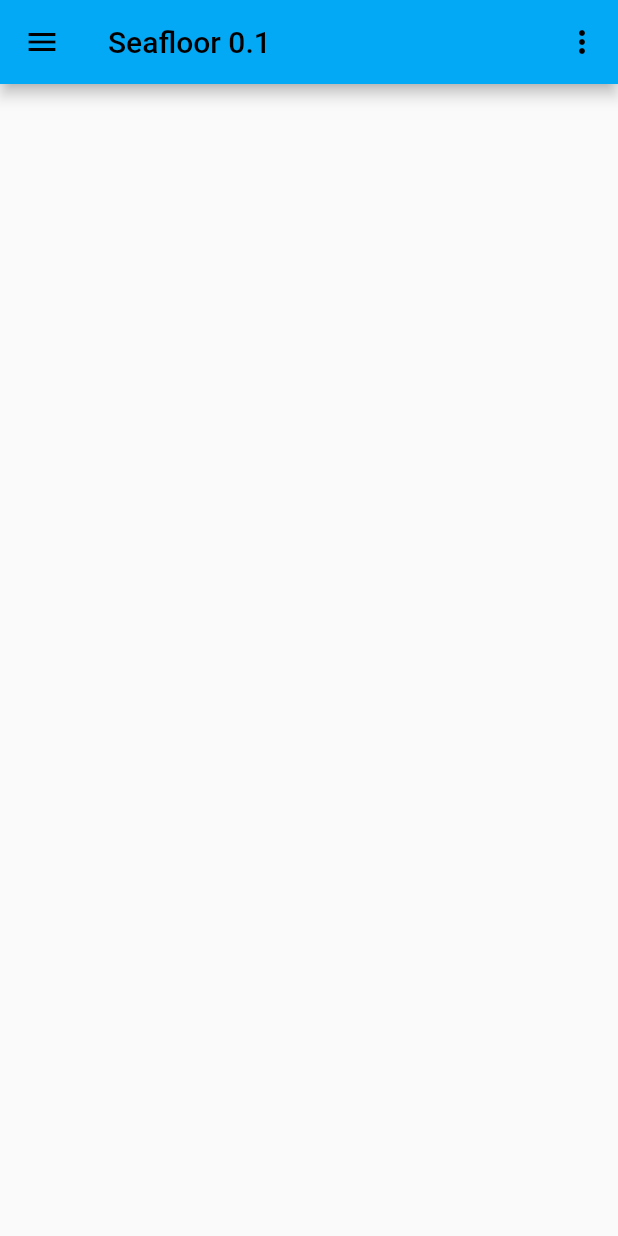
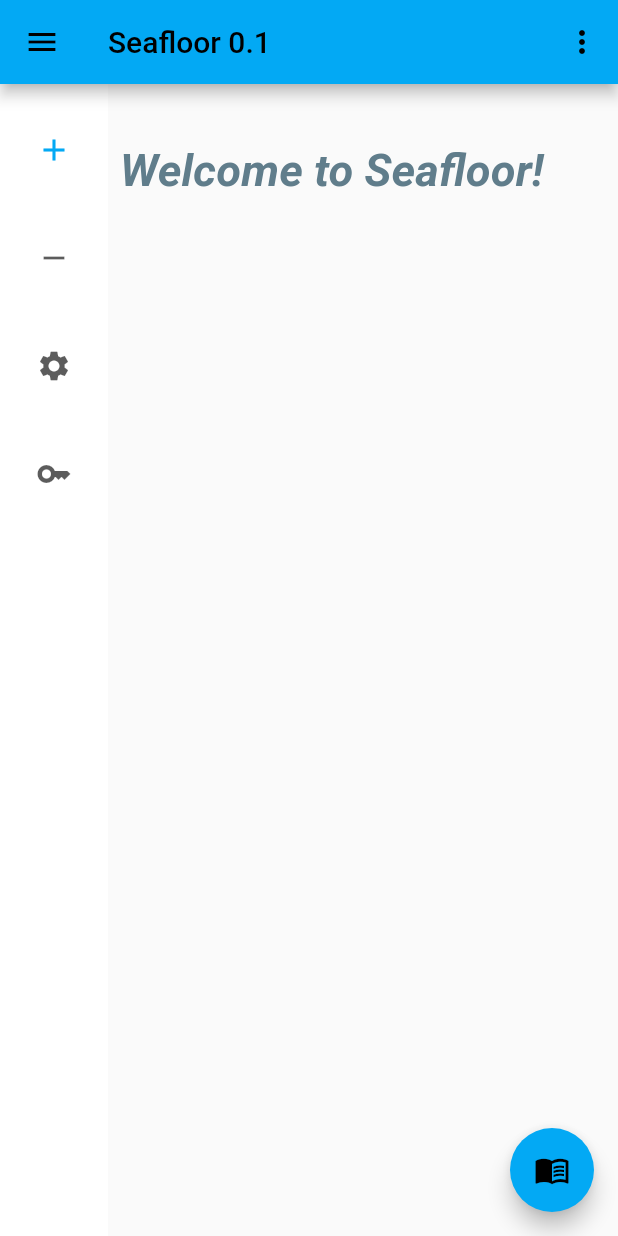
Before and after one commit to rainyday21/Seafloor, a Flutter app: the screen it shows after launch, on a phone screen of 412 x 824 dp. Run offline on Flutter 3.47's test engine with Material 2 defaults, Android fonts, the light colour scheme and no system bars.

Commit message:
added new files and set up basic pages

```diff
--- a/lib/main.dart
+++ b/lib/main.dart
@@ -1,13 +1,23 @@
 import 'package:flutter/material.dart';
 import 'package:seafloor/pages/home.dart';
+import 'package:seafloor/pages/login.dart';
+import 'package:seafloor/pages/sysInfo.dart';
+import 'package:seafloor/pages/terminal.dart';
 
-void main() => runApp(Seafloor());
+void main() => runApp(const Seafloor());
 
 class Seafloor extends StatefulWidget {
-  _SeaState createState() => _SeaState();
+  const Seafloor({super.key});
+
+  @override
+  _SeafloorApp createState() => _SeafloorApp();
 }
 
-class _SeaState extends State<Seafloor> {
+class _SeafloorApp extends State<Seafloor> {
+  //info to be changed
+
+  var selectedIndex = 0;
+
   @override
   Widget build(BuildContext context) {
     return MaterialApp(
@@ -16,7 +26,91 @@ class _SeaState extends State<Seafloor> {
       theme: ThemeData(
         primarySwatch: Colors.lightBlue,
       ),
-      home: Home(),
+      home: const currentPage(),
     );
   }
 }
+
+class currentPage extends StatefulWidget {
+  const currentPage({super.key});
+
+  @override
+  _currPage createState() => _currPage();
+}
+
+class _currPage extends State<currentPage> {
+  var selectedIndex = 0;
+  @override
+  Widget build(BuildContext context) {
+    Widget page = const Home();
+    switch (selectedIndex) {
+      case 0:
+        page = const Home();
+        break;
+      case 1:
+        page = const terminalMain(); //Terminal goes here
+        break;
+      case 2:
+        page = SystemInfo();
+        break;
+      case 3:
+        page = LoginPage();
+      default:
+        throw UnimplementedError('no Widget for $selectedIndex');
+    }
+    return LayoutBuilder(
+      builder: (context, constraints) {
+        return Scaffold(
+          appBar: AppBar(
+            leading: IconButton(
+              icon: const Icon(Icons.menu),
+              onPressed: () {},
+            ),
+            title: const Text('Seafloor 0.1'),
+            actions: <Widget>[
+              IconButton(
+                icon: const Icon(Icons.more_vert),
+                onPressed: () {},
+              ),
+            ],
+          ),
+          body: Row(
+            children: <Widget>[
+              SafeArea(
+                child: NavigationRail(
+                  extended: constraints.maxWidth >= 600,
+                  destinations: [
+                    NavigationRailDestination(
+                        icon: Icon(Icons.add), label: Text('Add a service')),
+                    NavigationRailDestination(
+                        icon: Icon(Icons.remove),
+                        label: Text('Remove a service')),
+                    NavigationRailDestination(
+                        icon: Icon(Icons.settings), label: Text('Information'),),
+                    NavigationRailDestination(
+                      icon: Icon(Icons.key),
+                      label: Text('Login'),
+                    )
+                  ],
+                  selectedIndex: selectedIndex,
+                  onDestinationSelected: (value) {
+                    setState(() {
+                      selectedIndex = value;
+                      print('Selected index is $selectedIndex');
+                    });
+                  },
+                ),
+              ),
+              Expanded(
+                child: Container(
+                  color: Theme.of(context).colorScheme.inversePrimary,
+                  child: page,
+                ),
+              ),
+            ],
+          ),
+        );
+      },
+    );
+  }
+}
--- a/lib/pages/home.dart
+++ b/lib/pages/home.dart
@@ -6,19 +6,62 @@ class Home extends StatelessWidget {
   @override
   Widget build(BuildContext context) {
     return Scaffold(
-      appBar: AppBar(
-        leading: IconButton(
-          icon: Icon(Icons.menu),
-          onPressed: () {},
+      body: const Padding(
+        padding: EdgeInsets.all(8.0),
+        child: SafeArea(
+          child: SingleChildScrollView(
+            child: Column(
+              crossAxisAlignment: CrossAxisAlignment.center,
+              mainAxisAlignment: MainAxisAlignment.spaceEvenly,
+              mainAxisSize: MainAxisSize.max,
+              children: <Widget>[
+                Padding(
+                  padding: EdgeInsets.all(16.0),
+                ),
+                TitleWidget(),
+                Padding(
+                  padding: EdgeInsets.all(16.0),
+                ),
+              ],
+            ),
+          ),
         ),
-        title: const Text('Seafloor 0.1'),
-        actions: <Widget>[
-          IconButton(
-            icon: Icon(Icons.more_vert),
-            onPressed: () {},
-          ),
-        ],
+      ),
+      floatingActionButtonLocation: FloatingActionButtonLocation.endFloat,
+      floatingActionButton: FloatingActionButton(
+        onPressed: () {},
+        child: const Icon(Icons.menu_book),
       ),
     );
   }
 }
+
+class TitleWidget extends StatelessWidget {
+  const TitleWidget({super.key});
+
+  @override
+  Widget build(BuildContext context) {
+    return RichText(
+      text: const TextSpan(
+        text: 'Welcome to Seafloor!',
+        style: TextStyle(
+          fontSize: 30.0,
+          color: Colors.blueGrey,
+          decoration: TextDecoration.none,
+          decorationColor: Colors.deepOrangeAccent,
+          fontStyle: FontStyle.italic,
+          fontWeight: FontWeight.bold,
+        ),
+      ),
+    );
+  }
+}
+
+class menu1 extends StatelessWidget {
+  const menu1({super.key});
+
+  @override
+  Widget build(BuildContext context) {
+    return const Column();
+  }
+}
```
Also changed, not shown: lib/pages/login.dart (added, +114 -0 lines), lib/pages/sysInfo.dart (added, +20 -0 lines), lib/pages/terminal.dart (added, +24 -0 lines), 1 other file.
